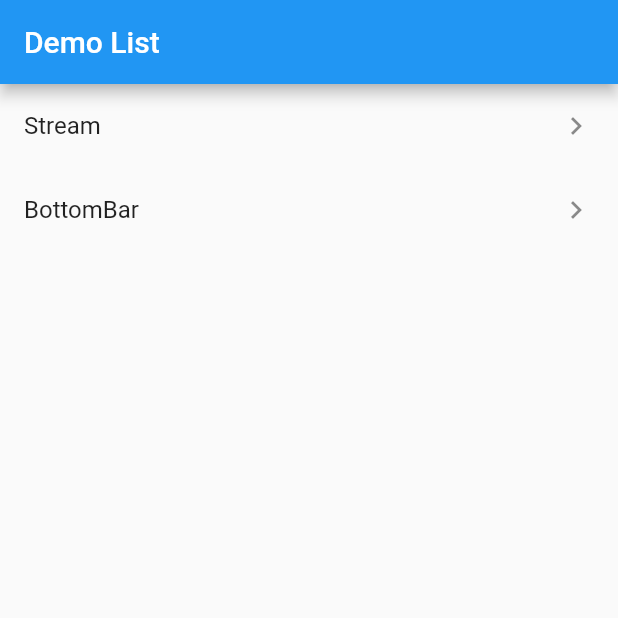
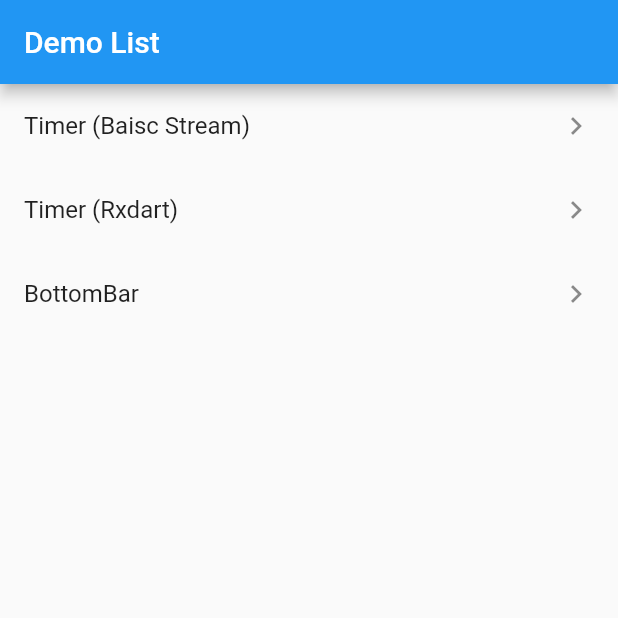
Before and after one commit to WingCH/Fluuter-Exercise, a Flutter app: the screen it shows after launch, on a phone screen of 412 x 824 dp, the top half of it. Run offline on Flutter 3.47's test engine with Material 2 defaults, Android fonts, the phone set to English and light mode, and no system bars.

Commit message:
init rxdart demo

```diff
--- a/lib/main.dart
+++ b/lib/main.dart
@@ -1,4 +1,5 @@
 import 'package:demo/pages/main.dart';
+import 'package:demo/pages/rxdart.dart';
 import 'package:demo/pages/stream.dart';
 import 'package:flutter/material.dart';
 
@@ -16,6 +17,7 @@ class MyApp extends StatelessWidget {
       initialRoute: '/',
       routes: {
         '/': (context) => MainPage(),
+        '/rxdart': (context) => RxDartDemo(),
         '/stream': (context) => StreamDemo(),
       },
     );
--- a/lib/pages/main.dart
+++ b/lib/pages/main.dart
@@ -13,9 +13,17 @@ class MainPage extends StatelessWidget {
             onTap: () {
               Navigator.pushNamed(context, '/stream');
             },
-            title: Text('Stream'),
+            title: Text('Timer (Baisc Stream)'),
             trailing: Icon(Icons.navigate_next),
           ),
+          ListTile(
+            onTap: () {
+              Navigator.pushNamed(context, '/rxdart');
+            },
+            title: Text('Timer (Rxdart)'),
+            trailing: Icon(Icons.navigate_next),
+          ),
+
           ListTile(
             onTap: () {},
             title: Text('BottomBar'),
```
Also changed, not shown: lib/pages/rxdart.dart (added, +40 -0 lines).
